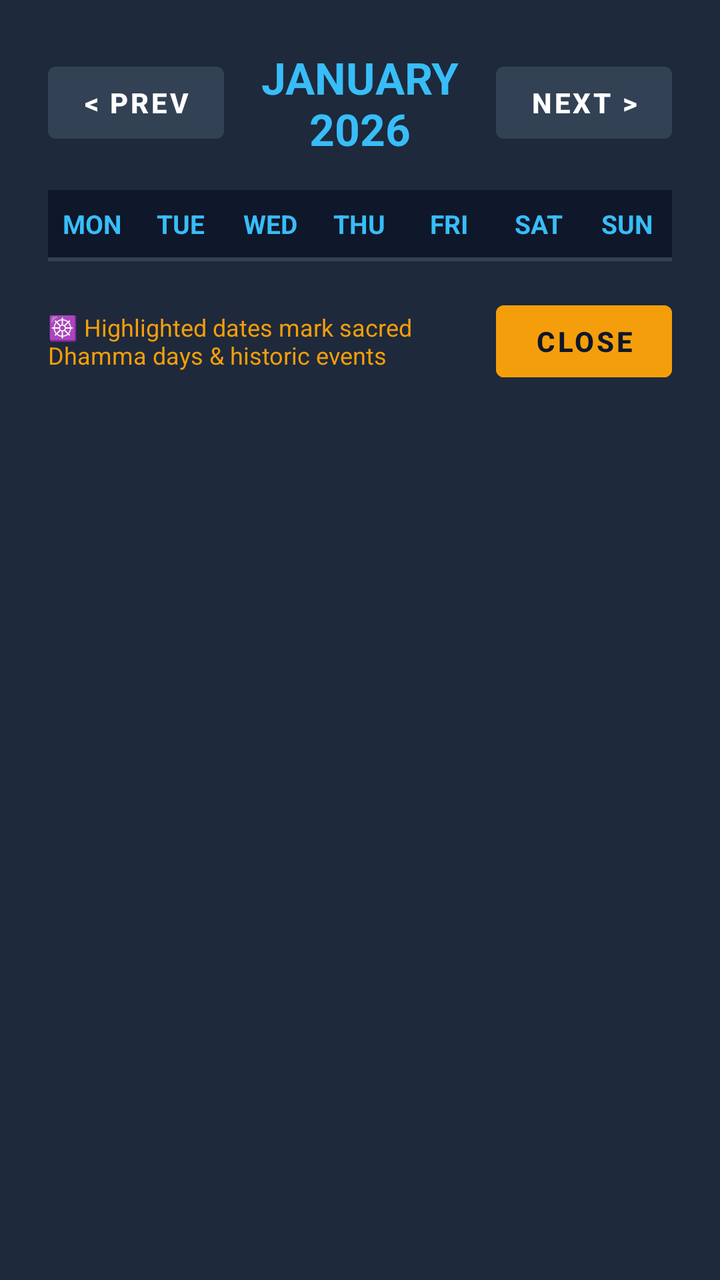
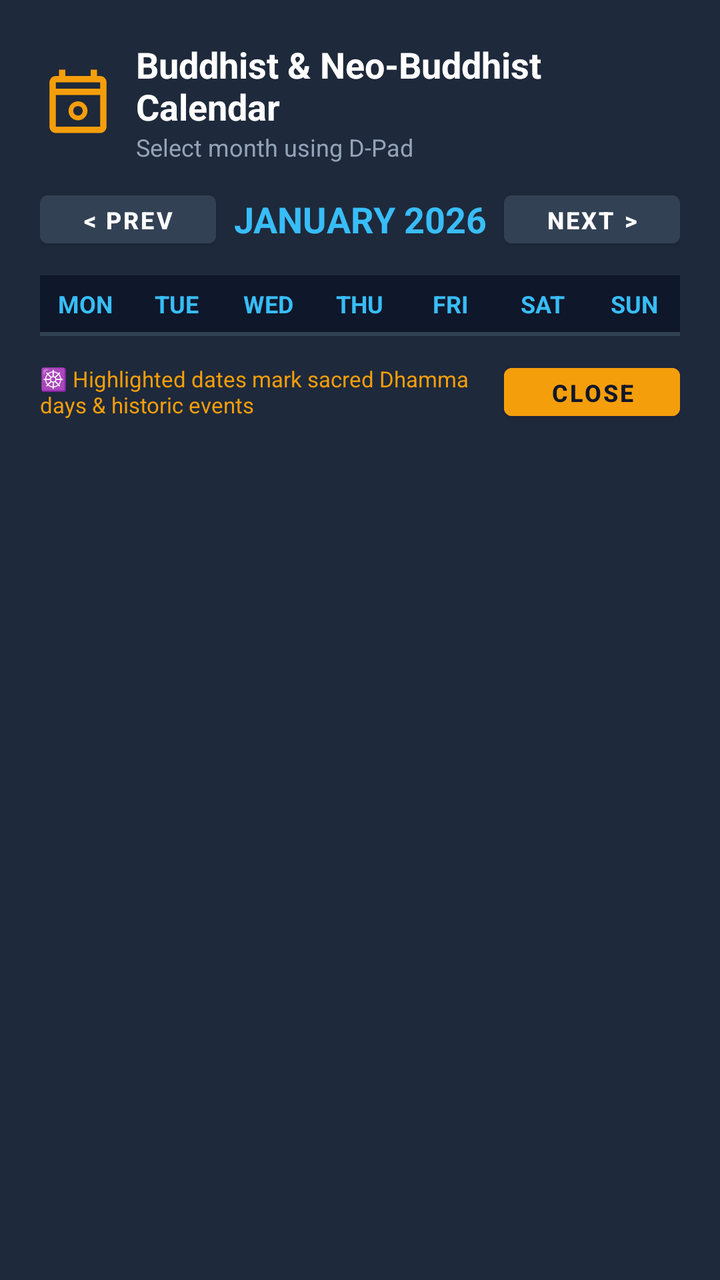

An Android layout rendered at two revisions. The XML below is the earlier revision; the diff shows what the commit changed to produce the second picture.
<!-- AndroidManifest.xml: application theme Theme.EvaCardsPack -->
<!-- res/layout/dialog_calendar_detail.xml -->
<?xml version="1.0" encoding="utf-8"?>
<LinearLayout xmlns:android="http://schemas.android.com/apk/res/android"
    android:layout_width="680dp"
    android:layout_height="wrap_content"
    android:background="#1E293B"
    android:orientation="vertical"
    android:padding="24dp">

    
    <LinearLayout
        android:layout_width="match_parent"
        android:layout_height="wrap_content"
        android:gravity="center_vertical"
        android:orientation="horizontal">

        <Button
            android:id="@+id/btnPrevMonth"
            android:layout_width="wrap_content"
            android:layout_height="wrap_content"
            android:backgroundTint="#334155"
            android:focusable="true"
            android:paddingHorizontal="16dp"
            android:text="&lt; PREV"
            android:textColor="#FFFFFF"
            android:textSize="14sp"
            android:textStyle="bold" />

        <TextView
            android:id="@+id/monthTitleText"
            android:layout_width="0dp"
            android:layout_height="wrap_content"
            android:layout_weight="1"
            android:gravity="center"
            android:text="JANUARY 2026"
            android:textColor="#38BDF8"
            android:textSize="22sp"
            android:textStyle="bold" />

        <Button
            android:id="@+id/btnNextMonth"
            android:layout_width="wrap_content"
            android:layout_height="wrap_content"
            android:backgroundTint="#334155"
            android:focusable="true"
            android:paddingHorizontal="16dp"
            android:text="NEXT &gt;"
            android:textColor="#FFFFFF"
            android:textSize="14sp"
            android:textStyle="bold" />

    </LinearLayout>

    
    <LinearLayout
        android:layout_width="match_parent"
        android:layout_height="wrap_content"
        android:layout_marginTop="16dp"
        android:background="#0F172A"
        android:orientation="horizontal"
        android:paddingVertical="8dp">

        <TextView
            android:layout_width="0dp"
            android:layout_height="wrap_content"
            android:layout_weight="1"
            android:gravity="center"
            android:text="MON"
            android:textColor="#38BDF8"
            android:textSize="13sp"
            android:textStyle="bold" />

        <TextView
            android:layout_width="0dp"
            android:layout_height="wrap_content"
            android:layout_weight="1"
            android:gravity="center"
            android:text="TUE"
            android:textColor="#38BDF8"
            android:textSize="13sp"
            android:textStyle="bold" />

        <TextView
            android:layout_width="0dp"
            android:layout_height="wrap_content"
            android:layout_weight="1"
            android:gravity="center"
            android:text="WED"
            android:textColor="#38BDF8"
            android:textSize="13sp"
            android:textStyle="bold" />

        <TextView
            android:layout_width="0dp"
            android:layout_height="wrap_content"
            android:layout_weight="1"
            android:gravity="center"
            android:text="THU"
            android:textColor="#38BDF8"
            android:textSize="13sp"
            android:textStyle="bold" />

        <TextView
            android:layout_width="0dp"
            android:layout_height="wrap_content"
            android:layout_weight="1"
            android:gravity="center"
            android:text="FRI"
            android:textColor="#38BDF8"
            android:textSize="13sp"
            android:textStyle="bold" />

        <TextView
            android:layout_width="0dp"
            android:layout_height="wrap_content"
            android:layout_weight="1"
            android:gravity="center"
            android:text="SAT"
            android:textColor="#38BDF8"
            android:textSize="13sp"
            android:textStyle="bold" />

        <TextView
            android:layout_width="0dp"
            android:layout_height="wrap_content"
            android:layout_weight="1"
            android:gravity="center"
            android:text="SUN"
            android:textColor="#38BDF8"
            android:textSize="13sp"
            android:textStyle="bold" />

    </LinearLayout>

    
    <LinearLayout
        android:id="@+id/monthGridContainer"
        android:layout_width="match_parent"
        android:layout_height="wrap_content"
        android:background="#334155"
        android:orientation="vertical"
        android:padding="1dp">

        

    </LinearLayout>

    
    <LinearLayout
        android:layout_width="match_parent"
        android:layout_height="wrap_content"
        android:layout_marginTop="16dp"
        android:gravity="center_vertical"
        android:orientation="horizontal">

        <TextView
            android:id="@+id/calendarFooterLegend"
            android:layout_width="0dp"
            android:layout_height="wrap_content"
            android:layout_weight="1"
            android:text="☸️ Highlighted dates mark sacred Dhamma days &amp; historic events"
            android:textColor="#F59E0B"
            android:textSize="12sp" />

        <Button
            android:id="@+id/btnCloseCalendar"
            android:layout_width="wrap_content"
            android:layout_height="wrap_content"
            android:backgroundTint="#F59E0B"
            android:focusable="true"
            android:text="Close"
            android:textColor="#0F172A"
            android:textStyle="bold" />

    </LinearLayout>

</LinearLayout>
<!-- resources referenced by this layout -->
<resources>
  <style name="Theme.EvaCardsPack" parent="Theme.MaterialComponents.DayNight.NoActionBar">
          
          <item name="colorPrimary">#FF3B82F6</item>
          <item name="colorPrimaryVariant">#FF1E293B</item>
          <item name="colorOnPrimary">@color/white</item>
          
          <item name="android:statusBarColor">#FF0F172A</item>
      </style>
  <color name="white">#FFFFFFFF</color>
</resources>

<!-- the commit's change to res/layout/dialog_calendar_detail.xml (unified diff, before → after) -->
@@ -1,28 +1,68 @@
 <?xml version="1.0" encoding="utf-8"?>
 <LinearLayout xmlns:android="http://schemas.android.com/apk/res/android"
-    android:layout_width="680dp"
+    android:layout_width="620dp"
     android:layout_height="wrap_content"
     android:background="#1E293B"
     android:orientation="vertical"
-    android:padding="24dp">
-
-    
-    <LinearLayout
-        android:layout_width="match_parent"
-        android:layout_height="wrap_content"
+    android:padding="20dp">
+
+    
+    <LinearLayout
+        android:layout_width="match_parent"
+        android:layout_height="wrap_content"
+        android:gravity="center_vertical"
+        android:orientation="horizontal">
+
+        <ImageView
+            android:layout_width="38dp"
+            android:layout_height="38dp"
+            android:contentDescription="Calendar"
+            android:src="@drawable/ic_calendar_banner" />
+
+        <LinearLayout
+            android:layout_width="0dp"
+            android:layout_height="wrap_content"
+            android:layout_marginStart="10dp"
+            android:layout_weight="1"
+            android:orientation="vertical">
+
+            <TextView
+                android:layout_width="wrap_content"
+                android:layout_height="wrap_content"
+                android:text="Buddhist &amp; Neo-Buddhist Calendar"
+                android:textColor="#FFFFFF"
+                android:textSize="18sp"
+                android:textStyle="bold" />
+
+            <TextView
+                android:id="@+id/monthSubTitleText"
+                android:layout_width="wrap_content"
+                android:layout_height="wrap_content"
+                android:text="Select month using D-Pad"
+                android:textColor="#94A3B8"
+                android:textSize="12sp" />
+        </LinearLayout>
+
+    </LinearLayout>
+
+    
+    <LinearLayout
+        android:layout_width="match_parent"
+        android:layout_height="wrap_content"
+        android:layout_marginTop="10dp"
         android:gravity="center_vertical"
         android:orientation="horizontal">
 
         <Button
             android:id="@+id/btnPrevMonth"
             android:layout_width="wrap_content"
-            android:layout_height="wrap_content"
+            android:layout_height="36dp"
             android:backgroundTint="#334155"
             android:focusable="true"
-            android:paddingHorizontal="16dp"
+            android:paddingHorizontal="14dp"
             android:text="&lt; PREV"
             android:textColor="#FFFFFF"
-            android:textSize="14sp"
+            android:textSize="12sp"
             android:textStyle="bold" />
 
         <TextView
@@ -33,31 +73,31 @@
             android:gravity="center"
             android:text="JANUARY 2026"
             android:textColor="#38BDF8"
-            android:textSize="22sp"
+            android:textSize="18sp"
             android:textStyle="bold" />
 
         <Button
             android:id="@+id/btnNextMonth"
             android:layout_width="wrap_content"
-            android:layout_height="wrap_content"
+            android:layout_height="36dp"
             android:backgroundTint="#334155"
             android:focusable="true"
-            android:paddingHorizontal="16dp"
+            android:paddingHorizontal="14dp"
             android:text="NEXT &gt;"
             android:textColor="#FFFFFF"
-            android:textSize="14sp"
-            android:textStyle="bold" />
-
-    </LinearLayout>
-
-    
-    <LinearLayout
-        android:layout_width="match_parent"
-        android:layout_height="wrap_content"
-        android:layout_marginTop="16dp"
+            android:textSize="12sp"
+            android:textStyle="bold" />
+
+    </LinearLayout>
+
+    
+    <LinearLayout
+        android:layout_width="match_parent"
+        android:layout_height="wrap_content"
+        android:layout_marginTop="10dp"
         android:background="#0F172A"
         android:orientation="horizontal"
-        android:paddingVertical="8dp">
+        android:paddingVertical="6dp">
 
         <TextView
             android:layout_width="0dp"
@@ -66,7 +106,7 @@
             android:gravity="center"
             android:text="MON"
             android:textColor="#38BDF8"
-            android:textSize="13sp"
+            android:textSize="12sp"
             android:textStyle="bold" />
 
         <TextView
@@ -76,7 +116,7 @@
             android:gravity="center"
             android:text="TUE"
             android:textColor="#38BDF8"
-            android:textSize="13sp"
+            android:textSize="12sp"
             android:textStyle="bold" />
 
         <TextView
@@ -86,7 +126,7 @@
             android:gravity="center"
             android:text="WED"
             android:textColor="#38BDF8"
-            android:textSize="13sp"
+            android:textSize="12sp"
             android:textStyle="bold" />
 
         <TextView
@@ -96,7 +136,7 @@
             android:gravity="center"
             android:text="THU"
             android:textColor="#38BDF8"
-            android:textSize="13sp"
+            android:textSize="12sp"
             android:textStyle="bold" />
 
         <TextView
@@ -106,7 +146,7 @@
             android:gravity="center"
             android:text="FRI"
             android:textColor="#38BDF8"
-            android:textSize="13sp"
+            android:textSize="12sp"
             android:textStyle="bold" />
 
         <TextView
@@ -116,7 +156,7 @@
             android:gravity="center"
             android:text="SAT"
             android:textColor="#38BDF8"
-            android:textSize="13sp"
+            android:textSize="12sp"
             android:textStyle="bold" />
 
         <TextView
@@ -126,7 +166,7 @@
             android:gravity="center"
             android:text="SUN"
             android:textColor="#38BDF8"
-            android:textSize="13sp"
+            android:textSize="12sp"
             android:textStyle="bold" />
 
     </LinearLayout>
@@ -148,7 +188,7 @@
     <LinearLayout
         android:layout_width="match_parent"
         android:layout_height="wrap_content"
-        android:layout_marginTop="16dp"
+        android:layout_marginTop="10dp"
         android:gravity="center_vertical"
         android:orientation="horizontal">
 
@@ -159,16 +199,17 @@
             android:layout_weight="1"
             android:text="☸️ Highlighted dates mark sacred Dhamma days &amp; historic events"
             android:textColor="#F59E0B"
-            android:textSize="12sp" />
+            android:textSize="11sp" />
 
         <Button
             android:id="@+id/btnCloseCalendar"
             android:layout_width="wrap_content"
-            android:layout_height="wrap_content"
+            android:layout_height="36dp"
             android:backgroundTint="#F59E0B"
             android:focusable="true"
-            android:text="Close"
+            android:text="CLOSE"
             android:textColor="#0F172A"
+            android:textSize="12sp"
             android:textStyle="bold" />
 
     </LinearLayout>
<!-- resource entries referenced after the edit -->
@@ -1,5 +1,20 @@
 <!-- resources referenced by this layout -->
 <resources>
+  <!-- drawable ic_calendar_banner (drawable) -->
+  <?xml version="1.0" encoding="utf-8"?>
+  <vector xmlns:android="http://schemas.android.com/apk/res/android"
+      android:width="48dp"
+      android:height="48dp"
+      android:viewportWidth="24"
+      android:viewportHeight="24">
+      
+      <path
+          android:fillColor="#FFF59E0B"
+          android:pathData="M19,4h-1V2h-2v2H8V2H6v2H5c-1.11,0 -1.99,0.9 -1.99,2L3,20c0,1.1 0.89,2 2,2h14c1.1,0 2,-0.9 2,-2V6c0,-1.1 -0.9,-2 -2,-2zm0,16H5V10h14v10zm0,-12H5V6h14v2z" />
+      <path
+          android:fillColor="#FFF59E0B"
+          android:pathData="M12,12c-1.66,0 -3,1.34 -3,3s1.34,3 3,3 3,-1.34 3,-3 -1.34,-3 -3,-3zm0,4.5c-0.83,0 -1.5,-0.67 -1.5,-1.5s0.67,-1.5 1.5,-1.5 1.5,0.67 1.5,1.5 -0.67,1.5 -1.5,1.5z" />
+  </vector>
   <style name="Theme.EvaCardsPack" parent="Theme.MaterialComponents.DayNight.NoActionBar">
           
           <item name="colorPrimary">#FF3B82F6</item>
